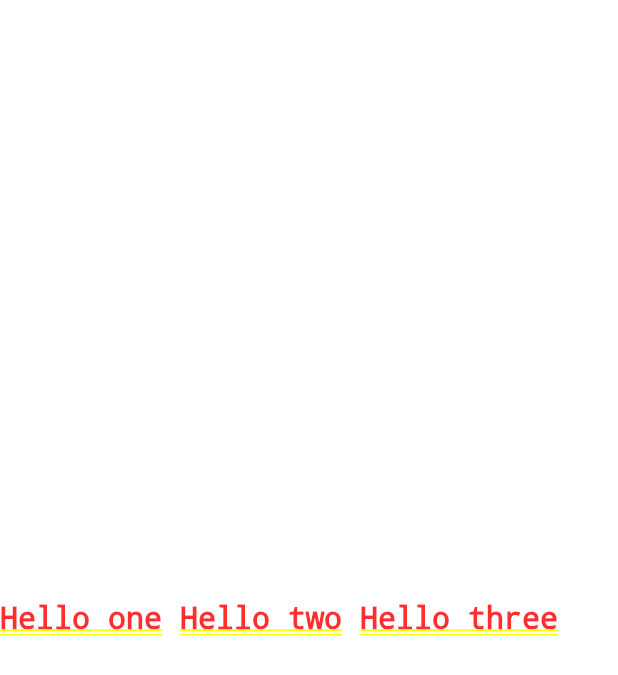
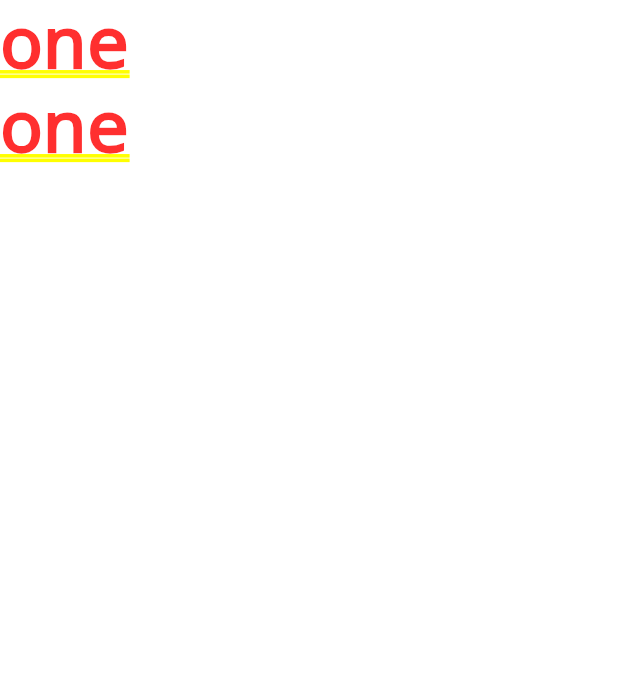
Before and after one commit to amiarafat/arafat_flutter_ecomm, a Flutter app: the screen it shows after launch, on a phone screen of 412 x 824 dp. Shown: the top 675 px of the screen. Run offline on Flutter 3.47's test engine with Material 2 defaults, Android fonts, the phone set to English and light mode, and no system bars.

```diff
--- a/lib/main.dart
+++ b/lib/main.dart
@@ -1,18 +1,17 @@
 import 'package:flutter/material.dart';
 
 void main(){
+
   runApp(
-    new MaterialApp(
-      home: new Center(
-        child: Row(
+    MaterialApp(
+      home: Center(
+        child: ListView(
           children: <Widget>[
-            Text('Hello one ',style:  TextStyle(fontSize: 20),),
-            Text('Hello two ',style:  TextStyle(fontSize: 20),),
-            Text('Hello three',style:  TextStyle(fontSize: 20),),
-            //Text('Hello three'),
+            Text('one'),
+            Text('one'),
           ],
-        )
-      )
+        ),
+      ),
     )
   );
 }
```
